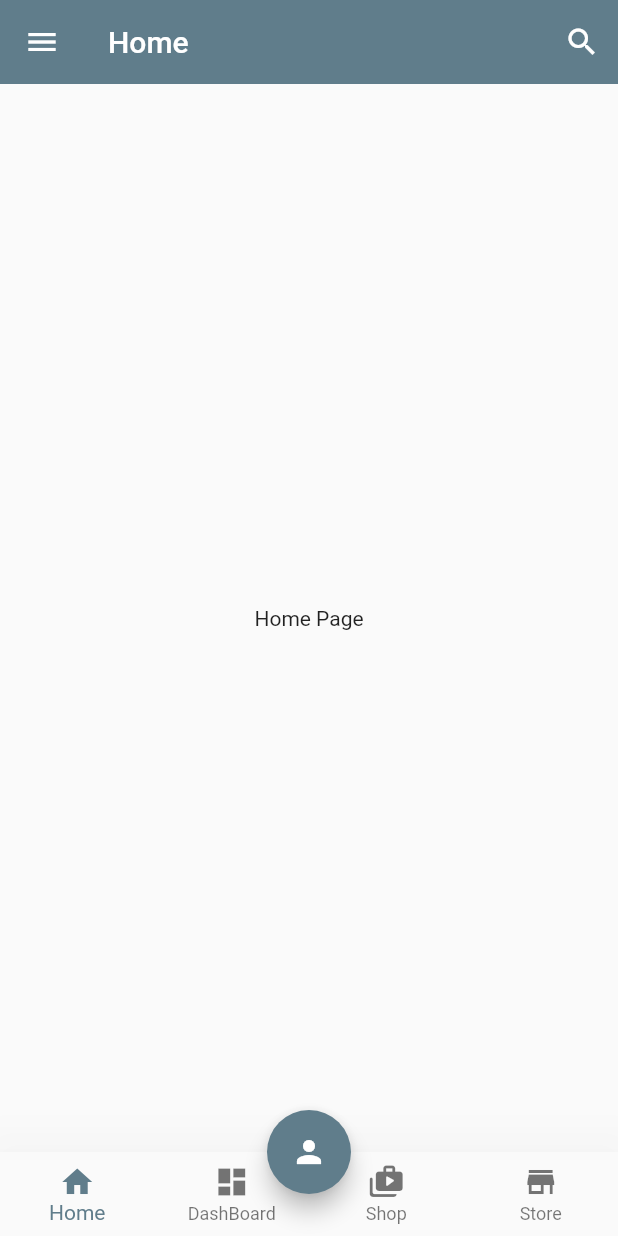
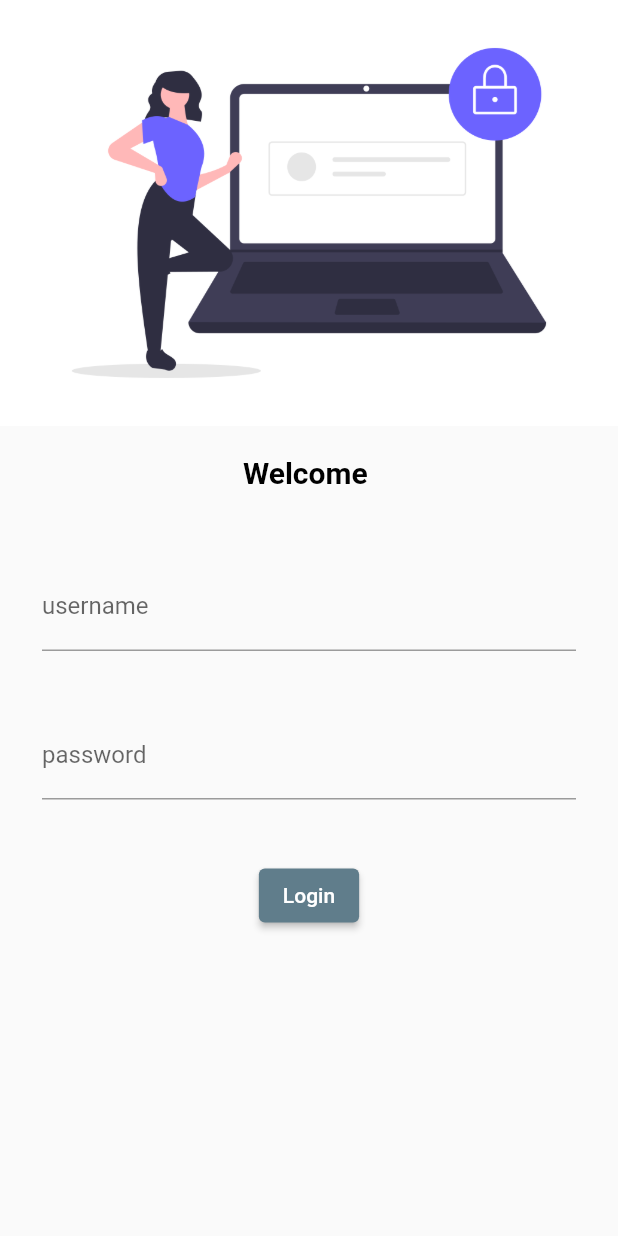
Before and after one commit to imCoderAditya/FlutterApp, a Flutter app: the screen it shows after launch, on a phone screen of 412 x 824 dp. Run offline on Flutter 3.47's test engine with Material 2 defaults, Android fonts, the phone set to English and light mode, and no system bars.

```diff
--- a/lib/main.dart
+++ b/lib/main.dart
@@ -1,12 +1,16 @@
 
 // ignore_for_file: use_key_in_widget_constructors
 import 'package:flutter/material.dart';
-import 'package:flutterapp/DrawerPage.dart';
+
+import 'package:flutterapp/page/CheckTabBar.dart';
 import 'package:flutterapp/page/DashBoardPage.dart';
 import 'package:flutterapp/page/HomePage.dart';
+import 'package:flutterapp/page/LoginPage.dart';
 import 'package:flutterapp/page/SearchPage.dart';
 import 'package:flutterapp/page/ShopePage.dart';
 import 'package:flutterapp/page/StorePage.dart';
+
+import 'Utils/DrawerPage.dart';
 
 void main() {
   runApp(
@@ -18,14 +22,16 @@ void main() {
       primarySwatch: Colors.blueGrey,
     )),
 
-   initialRoute: '/',
+   initialRoute: '/Login',
       routes: {
         '/': (context) => MyApp(),
+        '/Login': (context) => const LoginPage(),
         '/Home': (context) => const HomePage(),
         '/DashBoard': (context) => const DashBoard(),
         '/Shope': (context) => const ShopePage(),
         '/Store': (context) => const StorePage(),
         "/Search":(context)=> const SearchPage(),
+        "/checktabbar":(context)=>const ChaeckTabBar(),
       },
   ));
 }
--- a/lib/page/DashBoardPage.dart
+++ b/lib/page/DashBoardPage.dart
@@ -1,9 +1,11 @@
+// ignore: file_names
 import 'package:flutter/material.dart';
-import 'package:flutterapp/DrawerPage.dart';
+import 'package:flutterapp/Utils/DrawerPage.dart';
 import 'package:flutterapp/Movies/Bollywood.dart';
 import 'package:flutterapp/Movies/HollyWood.dart';
 import 'package:flutterapp/Movies/SouthMovies.dart';
 import 'package:flutterapp/Movies/WebSeries.dart';
+
 
 
 class DashBoard extends StatelessWidget {
--- a/lib/page/HomePage.dart
+++ b/lib/page/HomePage.dart
@@ -1,5 +1,7 @@
 import 'package:flutter/material.dart';
-import 'package:flutterapp/DrawerPage.dart';
+
+import '../Utils/DrawerPage.dart';
+
 
 
 class HomePage extends StatelessWidget {
--- /dev/null
+++ b/lib/page/LoginPage.dart
@@ -0,0 +1,128 @@
+// ignore: file_names
+import 'package:flutter/material.dart';
+
+class LoginPage extends StatelessWidget {
+   const LoginPage({Key? key}) : super(key: key);
+
+  @override
+  Widget build(BuildContext context) {
+    return const CustomLoginPage();
+  }
+}
+
+// ignore: camel_case_types
+class CustomLoginPage extends StatefulWidget {
+  const CustomLoginPage({Key? key}) : super(key: key);
+
+  @override
+  State<CustomLoginPage> createState() => _CustomLoginPageState();
+}
+
+class _CustomLoginPageState extends State<CustomLoginPage> {
+  String name = "";
+  final _formKey = GlobalKey<FormState>();
+
+ movieHome(){
+   if(_formKey.currentState!.validate()){
+
+   Navigator.pushNamed(context, '/');
+  //  Navigator.of(context).push(MaterialPageRoute(builder: (context)=>MyApp()));
+
+   }
+ }
+
+  @override
+  Widget build(BuildContext context) {
+    return Material(
+      child: SafeArea(
+        child: SingleChildScrollView(
+          child: Form(
+            key: _formKey,
+            child: Column(
+              children: <Widget>[
+                const Image(
+                  image: AssetImage(
+                    "assets/images/login.png",
+                  ),
+                  fit: BoxFit.cover,
+                ),
+                const SizedBox(
+                  height: 20,
+                ),
+                RichText(
+                    text: TextSpan(children: [
+                  const TextSpan(
+                      text: "Welcome ",
+                      style: TextStyle(
+                          fontWeight: FontWeight.bold,
+                          fontSize: 20,
+                          color: Colors.black)),
+                  TextSpan(
+                      text: name,
+                      style: const TextStyle(
+                        fontWeight: FontWeight.bold,
+                        fontSize: 18,
+                        color: Colors.green,
+                      ))
+                ])),
+                const SizedBox(
+                  height: 20,
+                ),
+                Padding(
+                  padding: const EdgeInsets.all(28.0),
+                  child: Column(
+                    children: <Widget>[
+                      TextFormField(
+                        decoration: const InputDecoration(
+                          border: UnderlineInputBorder(),
+                          hintText: "Enter username",
+                          labelText: "username",
+                        ),
+                        validator: (value) {
+                          if (value == null || value.isEmpty) {
+                            return "username connot is a empty";
+                          }
+                          return null;
+                        },
+                        onChanged: (value) {
+                          name = value;
+                          setState(() {});
+                        },
+                      ),
+                      const SizedBox(
+                        height: 40,
+                      ),
+                      TextFormField(
+                        obscureText: true,
+                        decoration: const InputDecoration(
+                          border: UnderlineInputBorder(),
+                          hintText: "Enter password",
+                          labelText: "password",
+                        ),
+                        validator: (value){
+                          if(value==null || value.isEmpty){
+                           return "password connot is a empty";
+                          }else if(value.length <= 6){
+                             return "Password lenght should be atleast 6";
+                          }
+                          return null;
+                        },
+                      ),
+                      const SizedBox(
+                        height: 40,
+                      ),
+                      ElevatedButton(
+                        onPressed: ()=>movieHome(),
+                        child: const Text("Login")
+                        ),
+                    ],
+                  ),
+                )
+              ],
+            ),
+          ),
+        ),
+      ),
+    );
+  }
+}
--- a/pubspec.yaml
+++ b/pubspec.yaml
@@ -58,8 +58,8 @@ flutter:
   uses-material-design: true
 
   # To add assets to your application, add an assets section, like this:
-  # assets:
-  #   - images/a_dot_burr.jpeg
+  assets:
+    - assets/images/
   #   - images/a_dot_ham.jpeg
 
   # An image asset can refer to one or more resolution-specific "variants", see
```
Also changed, not shown: lib/DrawerPage.dart (deleted, +0 -34 lines), lib/Utils/DrawerPage.dart (added, +32 -0 lines), lib/page/CheckTabBar.dart (added, +71 -0 lines), assets/images/login.png (added).
